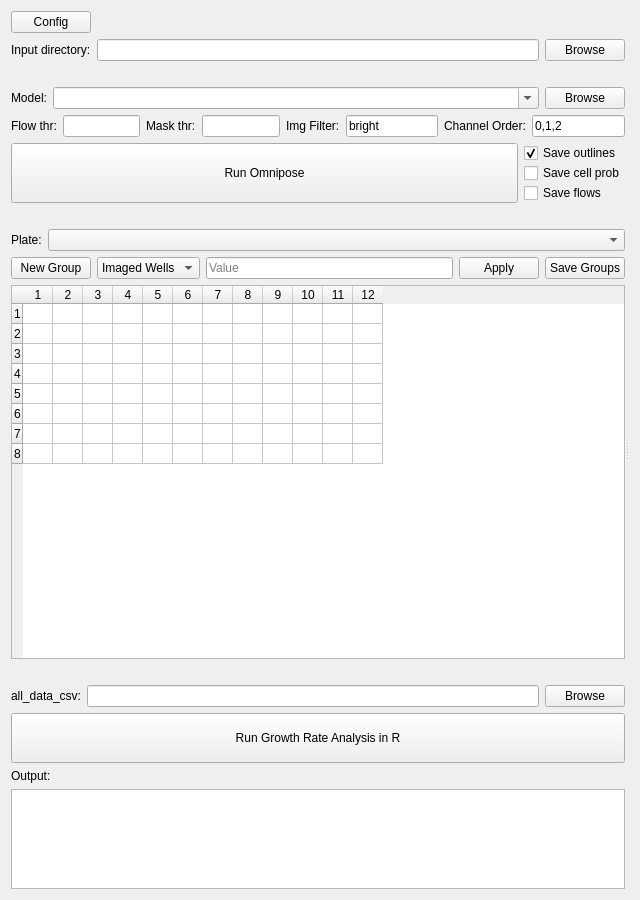
Qt form clonalisa_ui.ui (timboGithubMan/clonalisa) before a commit.
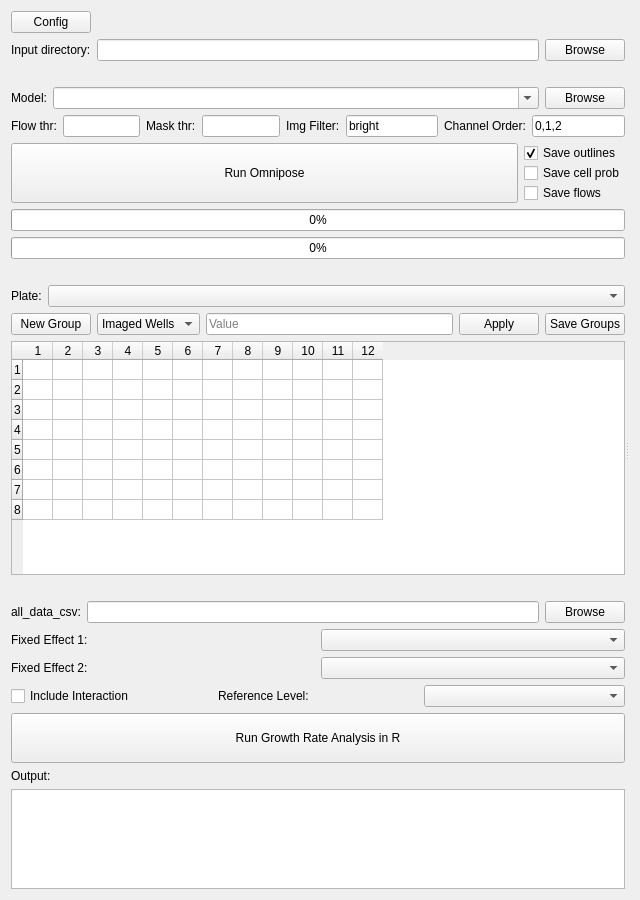
The same form after that commit.

Commit message: Add progress bars and flexible R model

```diff
--- a/clonalisa_ui.ui
+++ b/clonalisa_ui.ui
@@ -252,6 +252,32 @@
          </item>
         </layout>
        </item>
+       <item>
+        <widget class="QProgressBar" name="progressSubdir">
+         <property name="minimum" >
+          <number>0</number>
+         </property>
+         <property name="maximum" >
+          <number>100</number>
+         </property>
+         <property name="value" >
+          <number>0</number>
+         </property>
+        </widget>
+       </item>
+       <item>
+        <widget class="QProgressBar" name="progressOverall">
+         <property name="minimum" >
+          <number>0</number>
+         </property>
+         <property name="maximum" >
+          <number>100</number>
+         </property>
+         <property name="value" >
+          <number>0</number>
+         </property>
+        </widget>
+       </item>
        <item>
         <spacer name="verticalSpacer_2">
          <property name="orientation">
@@ -445,6 +471,64 @@
          </item>
         </layout>
        </item>
+       <item>
+        <layout class="QHBoxLayout" name="layoutFE1">
+         <property name="topMargin">
+          <number>0</number>
+         </property>
+         <item>
+          <widget class="QLabel" name="labelFE1">
+           <property name="text">
+            <string>Fixed Effect 1:</string>
+           </property>
+          </widget>
+         </item>
+         <item>
+          <widget class="QComboBox" name="fe1_combo"/>
+         </item>
+        </layout>
+       </item>
+       <item>
+        <layout class="QHBoxLayout" name="layoutFE2">
+         <property name="topMargin">
+          <number>0</number>
+         </property>
+         <item>
+          <widget class="QLabel" name="labelFE2">
+           <property name="text">
+            <string>Fixed Effect 2:</string>
+           </property>
+          </widget>
+         </item>
+         <item>
+          <widget class="QComboBox" name="fe2_combo"/>
+         </item>
+        </layout>
+       </item>
+       <item>
+        <layout class="QHBoxLayout" name="layoutInteraction">
+         <property name="topMargin">
+          <number>0</number>
+         </property>
+         <item>
+          <widget class="QCheckBox" name="cb_interaction">
+           <property name="text">
+            <string>Include Interaction</string>
+           </property>
+          </widget>
+         </item>
+         <item>
+          <widget class="QLabel" name="labelRefLevel">
+           <property name="text">
+            <string>Reference Level:</string>
+           </property>
+          </widget>
+         </item>
+         <item>
+          <widget class="QComboBox" name="ref_level_combo"/>
+         </item>
+        </layout>
+       </item>
        <item>
         <widget class="QPushButton" name="btnRunR">
          <property name="minimumSize">
```
The commit also changes 3 other files.
